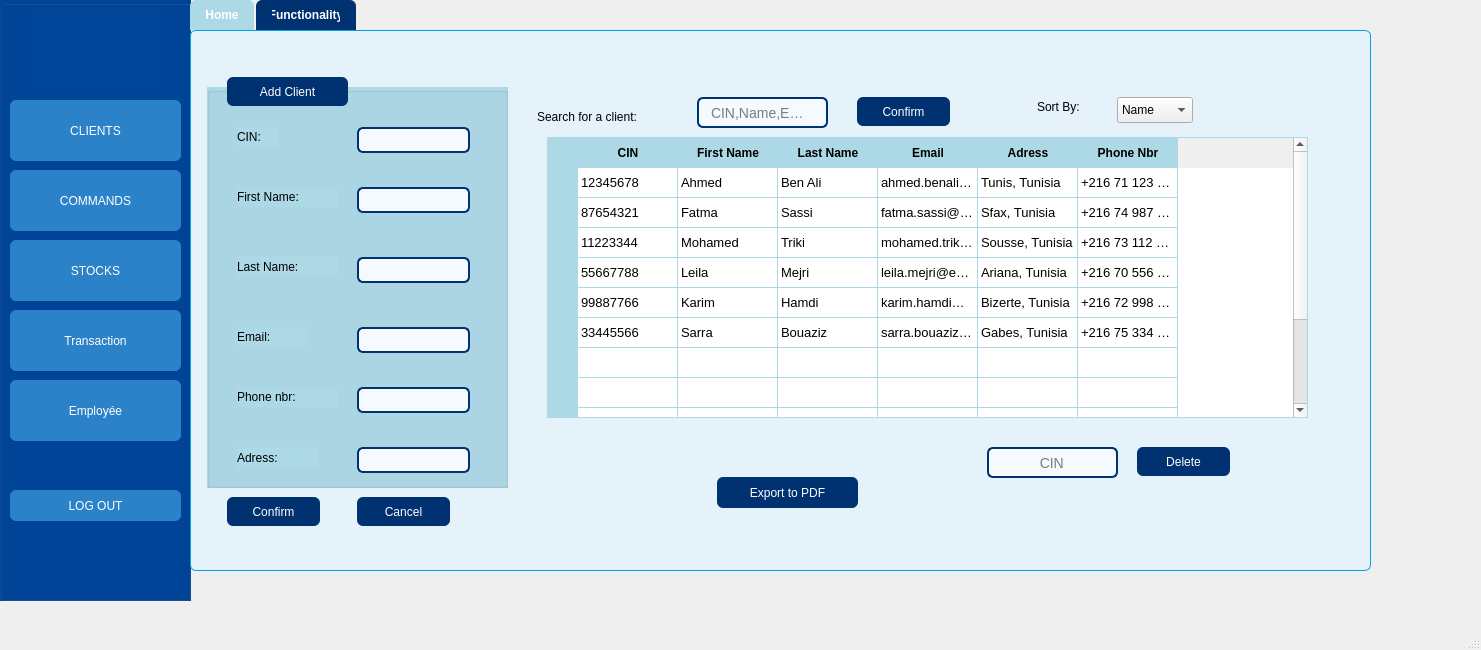
First picture: the form in mainwindow.ui, repository Esprit-UP-Algo/projetpcc-2a26-voltshop, before the edit.
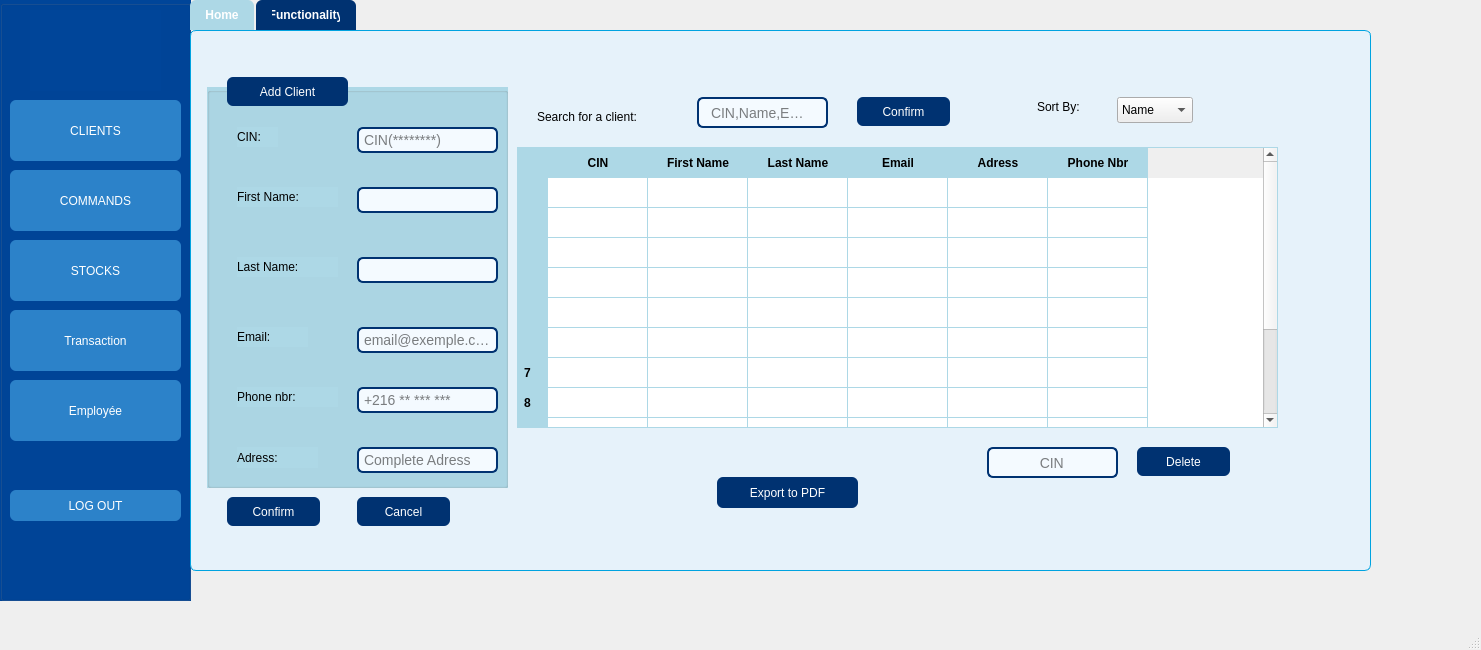
Second picture: the form after the edit. The open tabs and pages were chosen to show the change. Icons and pictures are not drawn.

Diff of the .ui file:
```diff
--- a/mainwindow.ui
+++ b/mainwindow.ui
@@ -518,7 +518,7 @@
           <rect>
            <x>150</x>
            <y>40</y>
-           <width>113</width>
+           <width>141</width>
            <height>26</height>
           </rect>
          </property>
@@ -537,13 +537,16 @@
     background-color: #ffffff;
 }</string>
          </property>
+         <property name="placeholderText">
+          <string>CIN(********)</string>
+         </property>
         </widget>
         <widget class="QLineEdit" name="c_lname">
          <property name="geometry">
           <rect>
            <x>150</x>
            <y>170</y>
-           <width>113</width>
+           <width>141</width>
            <height>26</height>
           </rect>
          </property>
@@ -568,7 +571,7 @@
           <rect>
            <x>150</x>
            <y>240</y>
-           <width>113</width>
+           <width>141</width>
            <height>26</height>
           </rect>
          </property>
@@ -587,13 +590,16 @@
     background-color: #ffffff;
 }</string>
          </property>
+         <property name="placeholderText">
+          <string>email@exemple.com</string>
+         </property>
         </widget>
         <widget class="QLineEdit" name="c_phone">
          <property name="geometry">
           <rect>
            <x>150</x>
            <y>300</y>
-           <width>113</width>
+           <width>141</width>
            <height>26</height>
           </rect>
          </property>
@@ -612,13 +618,16 @@
     background-color: #ffffff;
 }</string>
          </property>
+         <property name="placeholderText">
+          <string>+216 ** *** ***</string>
+         </property>
         </widget>
         <widget class="QLineEdit" name="c_adress">
          <property name="geometry">
           <rect>
            <x>150</x>
            <y>360</y>
-           <width>113</width>
+           <width>141</width>
            <height>26</height>
           </rect>
          </property>
@@ -637,13 +646,16 @@
     background-color: #ffffff;
 }</string>
          </property>
+         <property name="placeholderText">
+          <string>Complete Adress</string>
+         </property>
         </widget>
         <widget class="QLineEdit" name="c_fname">
          <property name="geometry">
           <rect>
            <x>150</x>
            <y>100</y>
-           <width>113</width>
+           <width>141</width>
            <height>26</height>
           </rect>
          </property>
@@ -715,8 +727,8 @@
        <widget class="QTableWidget" name="tab_Client">
         <property name="geometry">
          <rect>
-          <x>350</x>
-          <y>100</y>
+          <x>320</x>
+          <y>110</y>
           <width>761</width>
           <height>281</height>
          </rect>
@@ -815,182 +827,182 @@
         </column>
         <item row="0" column="0">
          <property name="text">
-          <string>12345678</string>
+          <string/>
          </property>
         </item>
         <item row="0" column="1">
          <property name="text">
-          <string>Ahmed</string>
+          <string/>
          </property>
         </item>
         <item row="0" column="2">
          <property name="text">
-          <string>Ben Ali</string>
+          <string/>
          </property>
         </item>
         <item row="0" column="3">
          <property name="text">
-          <string>ahmed.benali@email.com</string>
+          <string/>
          </property>
         </item>
         <item row="0" column="4">
          <property name="text">
-          <string>Tunis, Tunisia</string>
+          <string/>
          </property>
         </item>
         <item row="0" column="5">
          <property name="text">
-          <string>+216 71 123 456</string>
+          <string/>
          </property>
         </item>
         <item row="1" column="0">
          <property name="text">
-          <string>87654321</string>
+          <string/>
          </property>
         </item>
         <item row="1" column="1">
          <property name="text">
-          <string>Fatma</string>
+          <string/>
          </property>
         </item>
         <item row="1" column="2">
          <property name="text">
-          <string>Sassi</string>
+          <string/>
          </property>
         </item>
         <item row="1" column="3">
          <property name="text">
-          <string>fatma.sassi@email.com</string>
+          <string/>
          </property>
         </item>
         <item row="1" column="4">
          <property name="text">
-          <string>Sfax, Tunisia</string>
+          <string/>
          </property>
         </item>
         <item row="1" column="5">
          <property name="text">
-          <string>+216 74 987 654</string>
+          <string/>
          </property>
         </item>
         <item row="2" column="0">
          <property name="text">
-          <string>11223344</string>
+          <string/>
          </property>
         </item>
         <item row="2" column="1">
          <property name="text">
-          <string>Mohamed</string>
+          <string/>
          </property>
         </item>
         <item row="2" column="2">
          <property name="text">
-          <string>Triki</string>
+          <string/>
          </property>
         </item>
         <item row="2" column="3">
          <property name="text">
-          <string>mohamed.triki@email.com</string>
+          <string/>
          </property>
         </item>
         <item row="2" column="4">
          <property name="text">
-          <string>Sousse, Tunisia</string>
+          <string/>
          </property>
         </item>
         <item row="2" column="5">
          <property name="text">
-          <string>+216 73 112 233</string>
+          <string/>
          </property>
         </item>
         <item row="3" column="0">
          <property name="text">
-          <string>55667788</string>
+          <string/>
          </property>
         </item>
         <item row="3" column="1">
          <property name="text">
-          <string>Leila</string>
+          <string/>
          </property>
         </item>
         <item row="3" column="2">
          <property name="text">
-          <string>Mejri</string>
+          <string/>
          </property>
         </item>
         <item row="3" column="3">
          <property name="text">
-          <string>leila.mejri@email.com</string>
+          <string/>
          </property>
         </item>
         <item row="3" column="4">
          <property name="text">
-          <string>Ariana, Tunisia</string>
+          <string/>
          </property>
         </item>
         <item row="3" column="5">
          <property name="text">
-          <string>+216 70 556 677</string>
+          <string/>
          </property>
         </item>
         <item row="4" column="0">
          <property name="text">
-          <string>99887766</string>
+          <string/>
          </property>
         </item>
         <item row="4" column="1">
          <property name="text">
-          <string>Karim</string>
+          <string/>
          </property>
         </item>
         <item row="4" column="2">
          <property name="text">
-          <string>Hamdi</string>
+          <string/>
          </property>
         </item>
         <item row="4" column="3">
          <property name="text">
-          <string>karim.hamdi@email.com</string>
+          <string/>
          </property>
         </item>
         <item row="4" column="4">
          <property name="text">
-          <string>Bizerte, Tunisia</string>
+          <string/>
          </property>
         </item>
         <item row="4" column="5">
          <property name="text">
-          <string>+216 72 998 877</string>
+          <string/>
          </property>
         </item>
         <item row="5" column="0">
          <property name="text">
-          <string>33445566</string>
+          <string/>
          </property>
         </item>
         <item row="5" column="1">
          <property name="text">
-          <string>Sarra</string>
+          <string/>
          </property>
         </item>
         <item row="5" column="2">
          <property name="text">
-          <string>Bouaziz</string>
+          <string/>
          </property>
         </item>
         <item row="5" column="3">
          <property name="text">
-          <string>sarra.bouaziz@email.com</string>
+          <string/>
          </property>
         </item>
         <item row="5" column="4">
          <property name="text">
-          <string>Gabes, Tunisia</string>
+          <string/>
          </property>
         </item>
         <item row="5" column="5">
          <property name="text">
-          <string>+216 75 334 455</string>
+          <string/>
          </property>
         </item>
        </widget>
@@ -1194,234 +1206,6 @@
          <bool>true</bool>
         </property>
        </widget>
-       <widget class="QPushButton" name="pushButton_10">
-        <property name="geometry">
-         <rect>
-          <x>350</x>
-          <y>140</y>
-          <width>31</width>
-          <height>31</height>
-         </rect>
-        </property>
-        <property name="toolTip">
-         <string>Edit this client</string>
-        </property>
-        <property name="styleSheet">
-         <string notr="true">QPushButton {
-    background-color: rgb(173, 216, 230);
-    border-radius: 10px;
-    padding: 8px;
-    font-weight: bold;
-    color: black;
-    font-size: 12px;
-}
-
-QPushButton:hover {
-    background-color: rgb(135, 206, 250); /* un bleu un peu plus clair */
-}
-
-QPushButton:pressed {
-    background-color: rgb(100, 149, 237); /* un bleu un peu plus foncé */
-}
-</string>
-        </property>
-        <property name="text">
-         <string/>
-        </property>
-        <property name="icon">
-         <iconset theme="QIcon::ThemeIcon::MailMessageNew"/>
-        </property>
-       </widget>
-       <widget class="QPushButton" name="pushButton_11">
-        <property name="geometry">
-         <rect>
-          <x>350</x>
-          <y>180</y>
-          <width>31</width>
-          <height>31</height>
-         </rect>
-        </property>
-        <property name="toolTip">
-         <string>Edit this client</string>
-        </property>
-        <property name="styleSheet">
-         <string notr="true">QPushButton {
-    background-color: rgb(173, 216, 230);
-    border-radius: 10px;
-    padding: 8px;
-    font-weight: bold;
-    color: black;
-    font-size: 12px;
-}
-
-QPushButton:hover {
-    background-color: rgb(135, 206, 250); /* un bleu un peu plus clair */
-}
-
-QPushButton:pressed {
-    background-color: rgb(100, 149, 237); /* un bleu un peu plus foncé */
-}
-</string>
-        </property>
-        <property name="text">
-         <string/>
-        </property>
-        <property name="icon">
-         <iconset theme="QIcon::ThemeIcon::MailMessageNew"/>
-        </property>
-       </widget>
-       <widget class="QPushButton" name="pushButton_12">
-        <property name="geometry">
-         <rect>
-          <x>350</x>
-          <y>300</y>
-          <width>31</width>
-          <height>31</height>
-         </rect>
-        </property>
-        <property name="toolTip">
-         <string>Edit this client</string>
-        </property>
-        <property name="styleSheet">
-         <string notr="true">QPushButton {
-    background-color: rgb(173, 216, 230);
-    border-radius: 10px;
-    padding: 8px;
-    font-weight: bold;
-    color: black;
-    font-size: 12px;
-}
-
-QPushButton:hover {
-    background-color: rgb(135, 206, 250); /* un bleu un peu plus clair */
-}
-
-QPushButton:pressed {
-    background-color: rgb(100, 149, 237); /* un bleu un peu plus foncé */
-}
-</string>
-        </property>
-        <property name="text">
-         <string/>
-        </property>
-        <property name="icon">
-         <iconset theme="QIcon::ThemeIcon::MailMessageNew"/>
-        </property>
-       </widget>
-       <widget class="QPushButton" name="pushButton_13">
-        <property name="geometry">
-         <rect>
-          <x>350</x>
-          <y>260</y>
-          <width>31</width>
-          <height>31</height>
-         </rect>
-        </property>
-        <property name="toolTip">
-         <string>Edit this client</string>
-        </property>
-        <property name="styleSheet">
-         <string notr="true">QPushButton {
-    background-color: rgb(173, 216, 230);
-    border-radius: 10px;
-    padding: 8px;
-    font-weight: bold;
-    color: black;
-    font-size: 12px;
-}
-
-QPushButton:hover {
-    background-color: rgb(135, 206, 250); /* un bleu un peu plus clair */
-}
-
-QPushButton:pressed {
-    background-color: rgb(100, 149, 237); /* un bleu un peu plus foncé */
-}
-</string>
-        </property>
-        <property name="text">
-         <string/>
-        </property>
-        <property name="icon">
-         <iconset theme="QIcon::ThemeIcon::MailMessageNew"/>
-        </property>
-       </widget>
-       <widget class="QPushButton" name="pushButton_14">
-        <property name="geometry">
-         <rect>
-          <x>350</x>
-          <y>220</y>
-          <width>31</width>
-          <height>31</height>
-         </rect>
-        </property>
-        <property name="toolTip">
-         <string>Edit this client</string>
-        </property>
-        <property name="styleSheet">
-         <string notr="true">QPushButton {
-    background-color: rgb(173, 216, 230);
-    border-radius: 10px;
-    padding: 8px;
-    font-weight: bold;
-    color: black;
-    font-size: 12px;
-}
-
-QPushButton:hover {
-    background-color: rgb(135, 206, 250); /* un bleu un peu plus clair */
-}
-
-QPushButton:pressed {
-    background-color: rgb(100, 149, 237); /* un bleu un peu plus foncé */
-}
-</string>
-        </property>
-        <property name="text">
-         <string/>
-        </property>
-        <property name="icon">
-         <iconset theme="QIcon::ThemeIcon::MailMessageNew"/>
-        </property>
-       </widget>
-       <widget class="QPushButton" name="pushButton_15">
-        <property name="geometry">
-         <rect>
-          <x>350</x>
-          <y>330</y>
-          <width>31</width>
-          <height>31</height>
-         </rect>
-        </property>
-        <property name="toolTip">
-         <string>Edit this client</string>
-        </property>
-        <property name="styleSheet">
-         <string notr="true">QPushButton {
-    background-color: rgb(173, 216, 230);
-    border-radius: 10px;
-    padding: 8px;
-    font-weight: bold;
-    color: black;
-    font-size: 12px;
-}
-
-QPushButton:hover {
-    background-color: rgb(135, 206, 250); /* un bleu un peu plus clair */
-}
-
-QPushButton:pressed {
-    background-color: rgb(100, 149, 237); /* un bleu un peu plus foncé */
-}
-</string>
-        </property>
-        <property name="text">
-         <string/>
-        </property>
-        <property name="icon">
-         <iconset theme="QIcon::ThemeIcon::MailMessageNew"/>
-        </property>
-       </widget>
        <widget class="QLineEdit" name="c_Line_rech">
         <property name="geometry">
          <rect>
```
Left out of the diff: 432 changed lines with no effect on the pictures.
